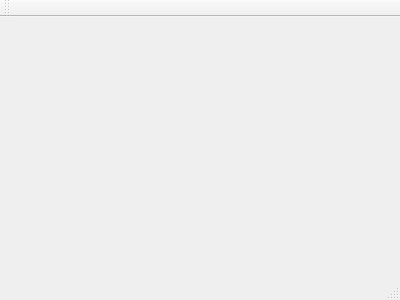
This is mainwindow.ui in ragrag/Inventory-Simulation-QT as Qt 5 draws it before an edit. The edited form follows.
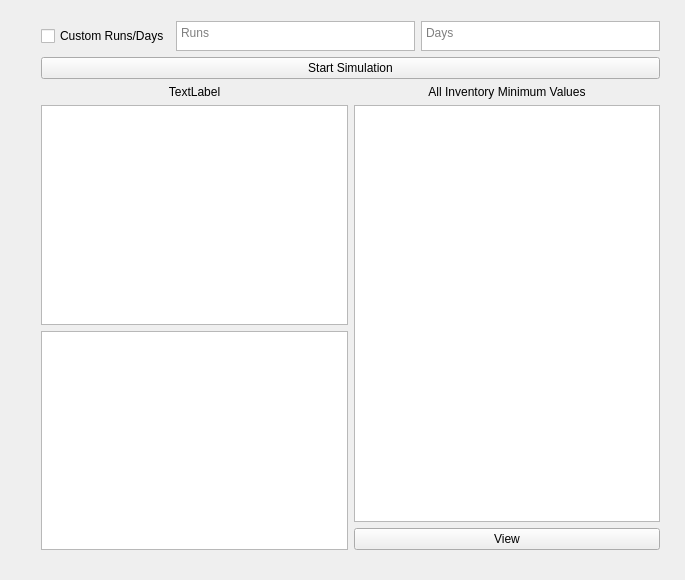
This is the edited form.

Commit message: not taking anychances

What changed in the file:
```diff
--- a/mainwindow.ui
+++ b/mainwindow.ui
@@ -1,24 +1,147 @@
 <ui version="4.0">
  <class>MainWindow</class>
- <widget class="QMainWindow" name="MainWindow" >
-  <property name="geometry" >
+ <widget class="QMainWindow" name="MainWindow">
+  <property name="geometry">
    <rect>
     <x>0</x>
     <y>0</y>
-    <width>400</width>
-    <height>300</height>
+    <width>685</width>
+    <height>580</height>
    </rect>
   </property>
   <property name="windowTitle" >
    <string>MainWindow</string>
   </property>
-  <widget class="QMenuBar" name="menuBar" />
-  <widget class="QToolBar" name="mainToolBar" />
-  <widget class="QWidget" name="centralWidget" />
-  <widget class="QStatusBar" name="statusBar" />
+  <widget class="QWidget" name="centralWidget">
+   <widget class="QWidget" name="verticalLayoutWidget_4">
+    <property name="geometry">
+     <rect>
+      <x>30</x>
+      <y>10</y>
+      <width>641</width>
+      <height>551</height>
+     </rect>
+    </property>
+    <layout class="QVBoxLayout" name="verticalLayout_6">
+     <item>
+      <layout class="QVBoxLayout" name="verticalLayout_5">
+       <item>
+        <layout class="QHBoxLayout" name="horizontalLayout_2">
+         <item>
+          <widget class="QCheckBox" name="customRunsCheckbox">
+           <property name="maximumSize">
+            <size>
+             <width>16777215</width>
+             <height>30</height>
+            </size>
+           </property>
+           <property name="text">
+            <string>Custom Runs/Days</string>
+           </property>
+          </widget>
+         </item>
+         <item>
+          <widget class="QTextEdit" name="customRunsText">
+           <property name="sizePolicy">
+            <sizepolicy hsizetype="Expanding" vsizetype="Fixed">
+             <horstretch>0</horstretch>
+             <verstretch>0</verstretch>
+            </sizepolicy>
+           </property>
+           <property name="maximumSize">
+            <size>
+             <width>16777215</width>
+             <height>30</height>
+            </size>
+           </property>
+           <property name="placeholderText">
+            <string>Runs</string>
+           </property>
+          </widget>
+         </item>
+         <item>
+          <widget class="QTextEdit" name="customJobsText">
+           <property name="sizePolicy">
+            <sizepolicy hsizetype="Expanding" vsizetype="Fixed">
+             <horstretch>0</horstretch>
+             <verstretch>0</verstretch>
+            </sizepolicy>
+           </property>
+           <property name="maximumSize">
+            <size>
+             <width>16777215</width>
+             <height>30</height>
+            </size>
+           </property>
+           <property name="placeholderText">
+            <string>Days</string>
+           </property>
+          </widget>
+         </item>
+        </layout>
+       </item>
+       <item>
+        <widget class="QPushButton" name="beginSimulationBtn">
+         <property name="text">
+          <string>Start Simulation</string>
+         </property>
+        </widget>
+       </item>
+       <item>
+        <layout class="QHBoxLayout" name="horizontalLayout">
+         <item>
+          <layout class="QVBoxLayout" name="verticalLayout">
+           <item>
+            <widget class="QLabel" name="label">
+             <property name="text">
+              <string>TextLabel</string>
+             </property>
+             <property name="alignment">
+              <set>Qt::AlignCenter</set>
+             </property>
+            </widget>
+           </item>
+           <item>
+            <widget class="QTableWidget" name="tableWidget_2"/>
+           </item>
+           <item>
+            <widget class="QTableWidget" name="tableWidget"/>
+           </item>
+          </layout>
+         </item>
+         <item>
+          <layout class="QVBoxLayout" name="verticalLayout_4">
+           <item>
+            <widget class="QLabel" name="label_2">
+             <property name="text">
+              <string>All Inventory Minimum Values</string>
+             </property>
+             <property name="alignment">
+              <set>Qt::AlignCenter</set>
+             </property>
+            </widget>
+           </item>
+           <item>
+            <widget class="QListWidget" name="listWidget"/>
+           </item>
+           <item>
+            <widget class="QPushButton" name="pushButton_2">
+             <property name="text">
+              <string>View</string>
+             </property>
+            </widget>
+           </item>
+          </layout>
+         </item>
+        </layout>
+       </item>
+      </layout>
+     </item>
+    </layout>
+   </widget>
+  </widget>
  </widget>
- <layoutDefault spacing="6" margin="11" />
- <pixmapfunction></pixmapfunction>
+ <layoutdefault spacing="6" margin="11"/>
  <resources/>
  <connections/>
 </ui>
```
Left out of the diff: 3 changed lines with no effect on the pictures. The commit also changes 1 other file.
